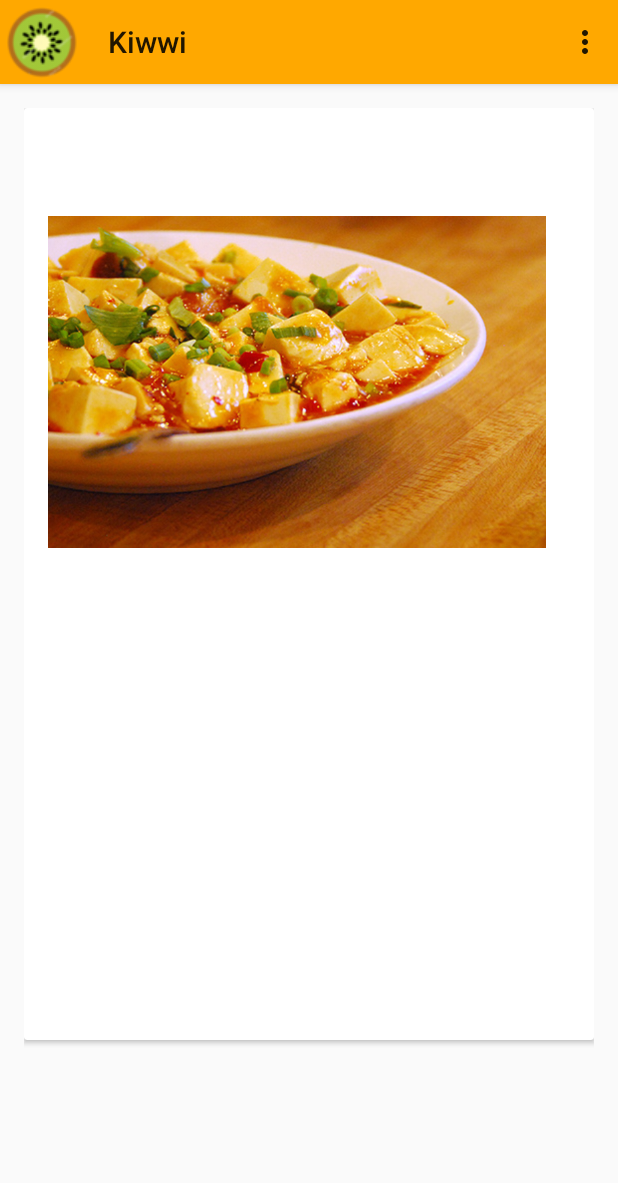
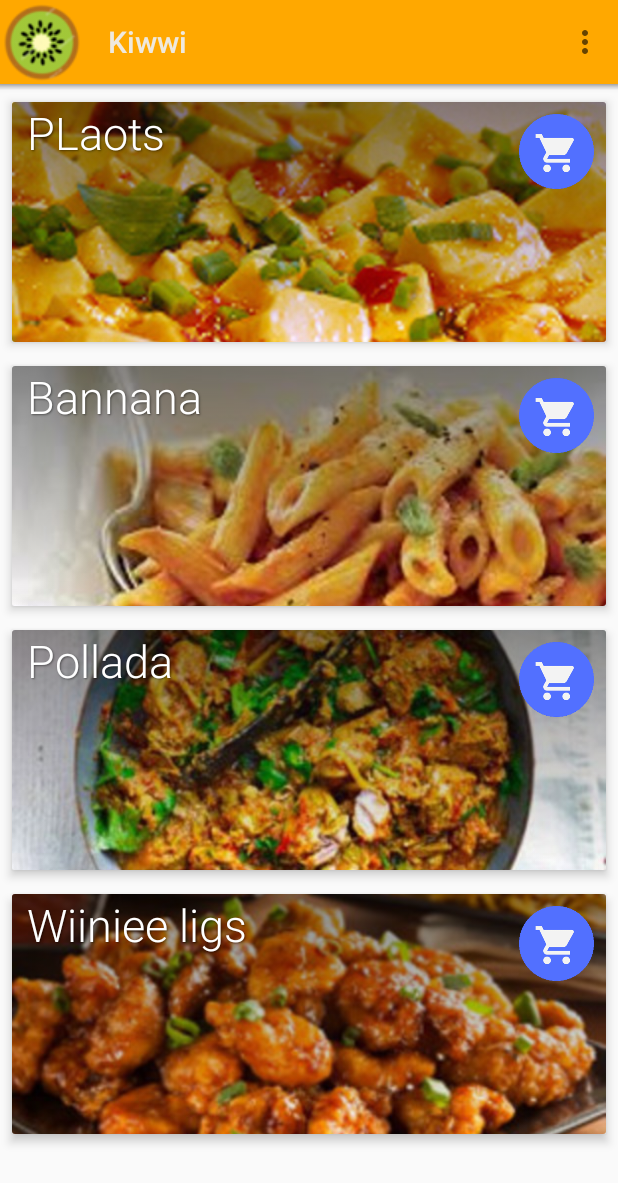
Before and after one commit to martic20/kiwwiApp, an Android app: the screen it shows after launch once a user with an empty profile is signed in (InitialScreen), on a phone screen of 412 x 824 dp. Shown: the top 1183 px of the screen. Run offline under Robolectric (Android 15) with nearby library versions, the phone set to English and light mode, and no system bars; our stand-ins replace Firebase (no records; nobody signed in at launch, a user with empty details on screens opened directly).

Commit message:
RecuyclerView onClick supported

```diff
--- a/Img/app/src/main/java/local/martic20/img/Elements.java
+++ b/Img/app/src/main/java/local/martic20/img/Elements.java
@@ -9,13 +9,11 @@ import java.util.List;
 
 public class Elements {
     String name;
-    String age;
     int photoId;
 
 
-    public Elements(String name, String age, int photoId) {
+    public Elements(String name,  int photoId) {
         this.name = name;
-        this.age = age;
         this.photoId = photoId;
     }
 
--- a/Img/app/src/main/java/local/martic20/img/EmailPasswordActivity.java
+++ b/Img/app/src/main/java/local/martic20/img/EmailPasswordActivity.java
@@ -17,6 +17,7 @@
 package local.martic20.img;
 
 import android.content.Intent;
+import android.content.SharedPreferences;
 import android.content.res.Configuration;
 import android.os.Bundle;
 import android.support.annotation.NonNull;
@@ -37,6 +38,8 @@ import com.google.firebase.auth.FirebaseUser;
 public class EmailPasswordActivity extends BaseActivity  {
 
     private static final String TAG = "EmailPassword";
+    public static final String FILE = "dataFile";
+
 
     private EditText mEmailField;
     private EditText mPasswordField;
@@ -68,6 +71,9 @@ public class EmailPasswordActivity extends BaseActivity  {
                 //FirebaseUser user = firebaseAuth.getCurrentUser();
             }
         };
+
+
+
     }
 
     @Override
@@ -102,6 +108,11 @@ public class EmailPasswordActivity extends BaseActivity  {
         FirebaseUser currentUser = FirebaseAuth.getInstance().getCurrentUser();
         if (currentUser != null) {
             if (currentUser.isEmailVerified()) {
+                SharedPreferences settings = getSharedPreferences(FILE, 0);
+                SharedPreferences.Editor editor = settings.edit();
+                editor.putString("userName", currentUser.getDisplayName());
+                editor.commit();
+
                 openMenu();
             }else{
                 Toast.makeText(EmailPasswordActivity.this, "Email not verified.",
--- a/Img/app/src/main/java/local/martic20/img/InitialScreen.java
+++ b/Img/app/src/main/java/local/martic20/img/InitialScreen.java
@@ -1,7 +1,10 @@
 package local.martic20.img;
 
+import android.content.DialogInterface;
+import android.content.SharedPreferences;
 import android.os.Bundle;
 import android.support.annotation.NonNull;
+import android.support.v7.app.AlertDialog;
 import android.support.v7.app.AppCompatActivity;
 import android.support.v7.widget.LinearLayoutManager;
 import android.support.v7.widget.RecyclerView;
@@ -20,6 +23,8 @@ import java.util.List;
 public class InitialScreen extends AppCompatActivity {
 
     private static final String TAG = "Menu";
+    public static final String FILE = "dataFile";
+
 
     private FirebaseAuth mAuth;
     private FirebaseAuth.AuthStateListener mAuthListener;
@@ -47,9 +52,11 @@ public class InitialScreen extends AppCompatActivity {
 
         myToolbar = (Toolbar) findViewById(R.id.my_toolbar);
         setSupportActionBar(myToolbar);
-        myToolbar.setNavigationIcon(R.drawable.slogo);
-        //myToolbar.setTitle("Kiwwi");
+        myToolbar.setNavigationIcon(R.drawable.mlogo);
         myToolbar.inflateMenu(R.menu.toolbar_menu);
+        myToolbar.setTitleTextColor(0xEEEEEEEE);
+
+        mAuth.addAuthStateListener(mAuthListener);
 
         mRecyclerView = (RecyclerView) findViewById(R.id.my_recycler_view);
 
@@ -63,61 +70,15 @@ public class InitialScreen extends AppCompatActivity {
 
         // specify an adapter (see also next example)
         List<Elements> dishes = new ArrayList<>();
-        dishes.add(new Elements("Emma Wilson", "23 years old", R.drawable.dish1));
-        dishes.add(new Elements("Lavery Maiss", "25 years old", R.drawable.dish2));
-        dishes.add(new Elements("Lillie Watts", "35 years old", R.drawable.dish3));
-        dishes.add(new Elements("Lillie Watts", "35 years old", R.drawable.dish4));
+        dishes.add(new Elements("PLaots",  R.drawable.dish1));
+        dishes.add(new Elements("Bannana", R.drawable.dish2));
+        dishes.add(new Elements("Pollada",  R.drawable.dish3));
+        dishes.add(new Elements("Wiiniee ligs", R.drawable.dish4));
         mAdapter = new MyAdapter(dishes);
         mRecyclerView.setAdapter(mAdapter);
 
-/*
-        mainLayout = (LinearLayout) findViewById(R.id.mainLayout);
-        LinearLayout.LayoutParams params = new LinearLayout.LayoutParams(
-                LinearLayout.LayoutParams.WRAP_CONTENT, LinearLayout.LayoutParams.WRAP_CONTENT);
-        for(int j=0;j<=4;j++)
-        {
-            // Create LinearLayout
-            LinearLayout ll = new LinearLayout(this);
-            ll.setOrientation(LinearLayout.HORIZONTAL);
-            ll.setLayoutParams(new LinearLayout.LayoutParams(
-                    LinearLayout.LayoutParams.MATCH_PARENT, LinearLayout.LayoutParams.WRAP_CONTENT));
 
-            // Create TextView
-            TextView product = new TextView(this);
-            product.setText(" Product"+j+"    ");
-            product.setTextSize(20);
-            ll.addView(product);
 
-            // Create TextView
-            TextView price = new TextView(this);
-            price.setText("  $"+j+"     ");
-            ll.addView(price);
-
-            // Create Button
-            final Button btn = new Button(this);
-            // Give button an ID
-            btn.setId(j+1);
-            btn.setText("Add To Cart");
-            // set the layoutParams on the button
-            btn.setLayoutParams(params);
-
-            final int index = j;
-            // Set click listener for button
-            btn.setOnClickListener(new View.OnClickListener() {
-                public void onClick(View v) {
-
-                    Toast.makeText(getApplicationContext(),
-                            "Clicked Button Index :" + index,
-                            Toast.LENGTH_LONG).show();
-
-                }
-            });
-
-            //Add button to LinearLayout
-            ll.addView(btn);
-            //Add button to LinearLayout defined in XML
-            mainLayout.addView(ll);
-        }*/
 
     }
 
@@ -127,7 +88,7 @@ public class InitialScreen extends AppCompatActivity {
         mAuth.addAuthStateListener(mAuthListener);
         FirebaseUser user = FirebaseAuth.getInstance().getCurrentUser();
         if (user != null) {
-            myToolbar.setTitle(user.getEmail().toString().split("@")[0].toString());
+
         } else {
             Toast.makeText(InitialScreen.this, "You need to be registered.",
                     Toast.LENGTH_SHORT).show();
@@ -141,6 +102,26 @@ public class InitialScreen extends AppCompatActivity {
         if (mAuthListener != null) {
             mAuth.removeAuthStateListener(mAuthListener);
         }
+    }
+    @Override
+    public void onBackPressed() {
+        DialogInterface.OnClickListener dialogClickListener = new DialogInterface.OnClickListener() {
+            @Override
+            public void onClick(DialogInterface dialog, int which) {
+                switch (which){
+                    case DialogInterface.BUTTON_POSITIVE:
+                        finish();
+                        break;
+
+                    case DialogInterface.BUTTON_NEGATIVE:
+                        //No button clicked
+                        break;
+                }
+            }
+        };
+        AlertDialog.Builder builder = new AlertDialog.Builder(this);
+        builder.setMessage("Are you sure to logout?").setPositiveButton("Yes", dialogClickListener)
+                .setNegativeButton("No", dialogClickListener).show();
     }
 
     public void logOut() {
--- a/Img/app/src/main/java/local/martic20/img/MyAdapter.java
+++ b/Img/app/src/main/java/local/martic20/img/MyAdapter.java
@@ -1,12 +1,15 @@
 package local.martic20.img;
 
+import android.content.Intent;
 import android.support.v7.widget.CardView;
 import android.support.v7.widget.RecyclerView;
 import android.view.LayoutInflater;
 import android.view.View;
 import android.view.ViewGroup;
+import android.widget.Button;
 import android.widget.ImageView;
 import android.widget.TextView;
+import android.widget.Toast;
 
 import java.util.List;
 
@@ -18,18 +21,31 @@ public class MyAdapter extends RecyclerView.Adapter<MyAdapter.ElementViewHolder>
     // Provide a reference to the views for each data item
     // Complex data items may need more than one view per item, and
     // you provide access to all the views for a data item in a view holder
-    public static class ElementViewHolder extends RecyclerView.ViewHolder {
+    public static class ElementViewHolder extends RecyclerView.ViewHolder implements View.OnClickListener {
         CardView cv;
         TextView personName;
-        TextView personAge;
         ImageView personPhoto;
+        Button order;
 
         ElementViewHolder(View itemView) {
             super(itemView);
             cv = (CardView)itemView.findViewById(R.id.cv);
-            personName = (TextView)itemView.findViewById(R.id.person_name);
-            personAge = (TextView)itemView.findViewById(R.id.person_age);
-            personPhoto = (ImageView)itemView.findViewById(R.id.person_photo);
+            personName = (TextView)itemView.findViewById(R.id.name);
+            personPhoto = (ImageView)itemView.findViewById(R.id.img);
+            order = (Button)itemView.findViewById(R.id.order);
+
+            order.setOnClickListener(this);
+        }
+        @Override
+        public void onClick(View v) {
+            if (v.getId() == order.getId()){
+               Intent intent= new Intent(v.getContext(), Description_Activity.class);
+
+                intent.putExtra("ID", getAdapterPosition());
+                v.getContext().startActivity(intent);
+
+
+            }
         }
     }
 
@@ -54,7 +70,7 @@ public class MyAdapter extends RecyclerView.Adapter<MyAdapter.ElementViewHolder>
     @Override
     public void onBindViewHolder(ElementViewHolder personViewHolder, int i) {
         personViewHolder.personName.setText(elements.get(i).name);
-        personViewHolder.personAge.setText(elements.get(i).age);
+
         personViewHolder.personPhoto.setImageResource(elements.get(i).photoId);
     }
 
@@ -63,4 +79,5 @@ public class MyAdapter extends RecyclerView.Adapter<MyAdapter.ElementViewHolder>
         super.onAttachedToRecyclerView(recyclerView);
     }
 
+
 }
--- /dev/null
+++ b/Img/app/src/main/res/drawable/background.xml
@@ -0,0 +1,12 @@
+<?xml version="1.0" encoding="utf-8"?>
+<selector xmlns:android="http://schemas.android.com/apk/res/android">
+    <item>
+        <shape>
+            <gradient
+                android:angle="90"
+                android:startColor="#00000000"
+                android:endColor="#77000000"
+                android:type="linear" />
+        </shape>
+    </item>
+</selector>
--- /dev/null
+++ b/Img/app/src/main/res/drawable/shadow.xml
@@ -0,0 +1,7 @@
+<?xml version="1.0" encoding="utf-8"?>
+<shape xmlns:android="http://schemas.android.com/apk/res/android" android:shape="rectangle">
+    <gradient
+        android:startColor="@android:color/transparent"
+        android:endColor="#44000000"
+        android:angle="90"/>
+</shape>
--- a/Img/app/src/main/res/layout/activity_menu.xml
+++ b/Img/app/src/main/res/layout/activity_menu.xml
@@ -14,20 +14,18 @@
         android:layout_height="?attr/actionBarSize"
         android:background="@color/colorPrimary"
         android:elevation="4dp"
-        android:theme="@style/ThemeOverlay.AppCompat.ActionBar"
-        android:titleTextAppearance="@color/white"
-        android:titleTextColor="@color/white"
-        app:popupTheme="@style/ThemeOverlay.AppCompat.Light"></android.support.v7.widget.Toolbar>
 
+         />
+
+    <View
+        android:layout_width="match_parent"
+        android:layout_height="4dp"
+        android:background="@drawable/shadow" />
 
     <android.support.v7.widget.RecyclerView
         android:id="@+id/my_recycler_view"
         android:layout_width="match_parent"
         android:layout_height="match_parent"
-        android:scrollbars="vertical" >
+        android:scrollbars="vertical" />
 
-
-
-</android.support.v7.widget.RecyclerView>
-
-    </LinearLayout>
+</LinearLayout>
--- a/Img/app/src/main/res/layout/card_view.xml
+++ b/Img/app/src/main/res/layout/card_view.xml
@@ -1,49 +1,60 @@
 <?xml version="1.0" encoding="utf-8"?>
-<LinearLayout xmlns:android="http://schemas.android.com/apk/res/android"
-    android:layout_width="match_parent" android:layout_height="match_parent"
-    android:padding="16dp"
-    >
 
-    <android.support.v7.widget.CardView
+
+<android.support.v7.widget.CardView xmlns:android="http://schemas.android.com/apk/res/android"
+    xmlns:app="http://schemas.android.com/apk/res-auto"
+    android:id="@+id/cv"
+
+    android:layout_width="match_parent"
+    android:layout_height="160dp"
+
+    android:layout_margin="8dp"
+    app:cardBackgroundColor="@color/light"
+
+    app:cardElevation="4dp">
+
+
+    <ImageView
+        android:id="@+id/img"
         android:layout_width="match_parent"
         android:layout_height="wrap_content"
-        android:id="@+id/cv"
-        >
+        android:scaleType="centerCrop" />
 
-        <RelativeLayout
-            android:layout_width="match_parent"
+    <RelativeLayout
+        android:layout_width="match_parent"
+        android:layout_height="match_parent"
+        android:background="@drawable/background">
+
+
+        <TextView
+            android:id="@+id/name"
+            android:layout_width="0dp"
             android:layout_height="wrap_content"
-            android:padding="16dp"
-            >
+            android:layout_alignParentLeft="true"
+            android:layout_toLeftOf="@+id/order"
+            android:fontFamily="sans-serif-light"
+            android:paddingLeft="10dp"
+            android:shadowColor="@color/shadow"
+            android:shadowDx="1"
+            android:shadowDy="1"
+            android:shadowRadius="1"
+            android:textColor="@color/white"
 
-            <ImageView
-                android:layout_width="wrap_content"
-                android:layout_height="wrap_content"
-                android:id="@+id/person_photo"
-                android:layout_alignParentLeft="true"
-                android:layout_alignParentTop="true"
-                android:layout_marginRight="16dp"
-                />
+            android:textSize="30sp" />
 
-            <TextView
-                android:layout_width="wrap_content"
-                android:layout_height="wrap_content"
-                android:id="@+id/person_name"
-                android:layout_toRightOf="@+id/person_photo"
-                android:layout_alignParentTop="true"
-                android:textSize="30sp"
-                />
+        <Button
+            android:id="@+id/order"
+            android:layout_width="50dp"
+            android:layout_height="50dp"
+            android:layout_alignParentRight="true"
+            android:layout_margin="8dp"
+            android:background="@drawable/order"
+            android:onClick="onClick"
+            android:textAppearance="@color/white"
+            android:textColor="@color/white"
+            android:textSize="20sp" />
 
-            <TextView
-                android:layout_width="wrap_content"
-                android:layout_height="wrap_content"
-                android:id="@+id/person_age"
-                android:layout_toRightOf="@+id/person_photo"
-                android:layout_below="@+id/person_name"
-                />
 
-        </RelativeLayout>
+    </RelativeLayout>
 
-    </android.support.v7.widget.CardView>
-
-</LinearLayout>
+</android.support.v7.widget.CardView>
--- a/Img/app/src/main/res/values/colors.xml
+++ b/Img/app/src/main/res/values/colors.xml
@@ -1,12 +1,12 @@
 <?xml version="1.0" encoding="utf-8"?>
 <resources>
     <color name="colorPrimary">#ffa800</color>
-    <color name="colorPrimaryDark">#E64A19</color>
+    <color name="colorPrimaryDark">#e76c00</color>
     <color name="colorAccent">#1b940b</color>
     <color name="colorRate">#ffba19</color>
     <color name="green">#a0c63b</color>
     <color name="white">#fff</color>
     <color name="brown">#b16e20</color>
-
-    <color name="light">#dadada</color>
+    <color name="shadow">#72000000</color>
+    <color name="light">#9defefef</color>
 </resources>
```
Also changed, not shown: Img/app/src/main/AndroidManifest.xml (+7 -6 lines), Img/app/src/main/java/local/martic20/img/Description_Activity.java (added, +148 -0 lines), Img/app/src/main/res/layout/activity_description_.xml (added, +129 -0 lines), Img/app/src/main/res/layout/activity_verify_email.xml (+10 -4 lines), Img/app/src/main/res/drawable/dish1.jpg, Img/app/src/main/res/drawable/dish2.jpeg, Img/app/src/main/res/drawable/dish3.jpg, Img/app/src/main/res/drawable/dish4.jpg, Img/app/src/main/res/drawable/mlogo.png (added), Img/app/src/main/res/drawable/order.png (added), 2 other files.
